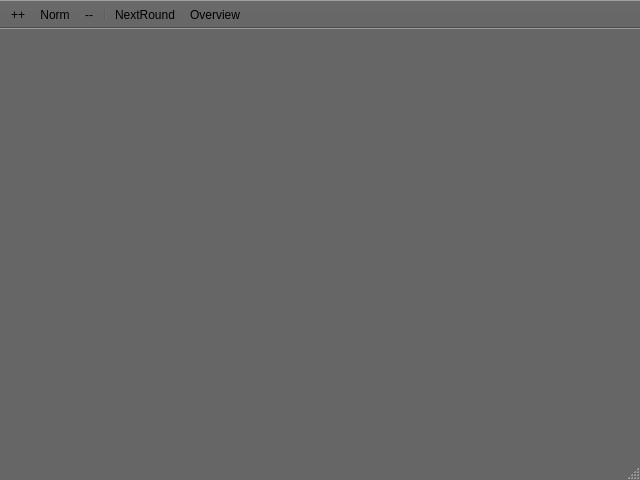
This is mainwindow.ui in ngc42/WaterWorld as Qt 5 draws it before an edit. The edited form follows.
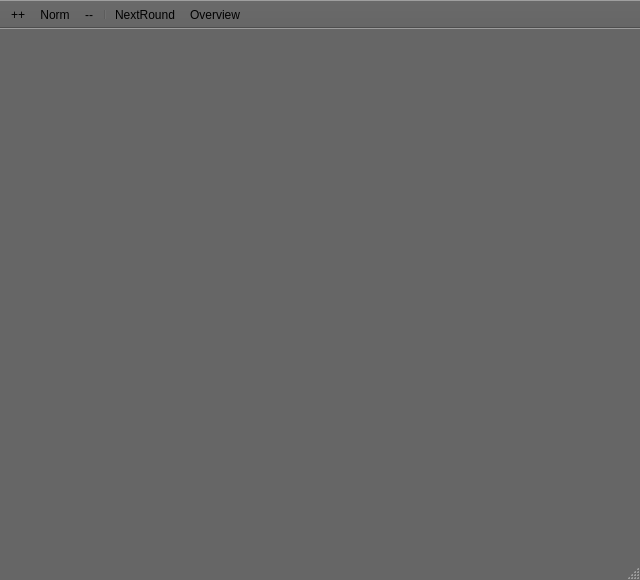
This is the edited form.

Commit message: starting ui: isle, fleet

Diff of the .ui file:
```diff
--- a/mainwindow.ui
+++ b/mainwindow.ui
@@ -10,13 +10,13 @@
     <x>0</x>
     <y>0</y>
     <width>640</width>
-    <height>480</height>
+    <height>580</height>
    </rect>
   </property>
   <property name="minimumSize">
    <size>
     <width>640</width>
-    <height>480</height>
+    <height>580</height>
    </size>
   </property>
   <property name="palette">
```
Left out of the diff: 2 changed lines with no effect on the pictures. The commit also changes 1 other file.
